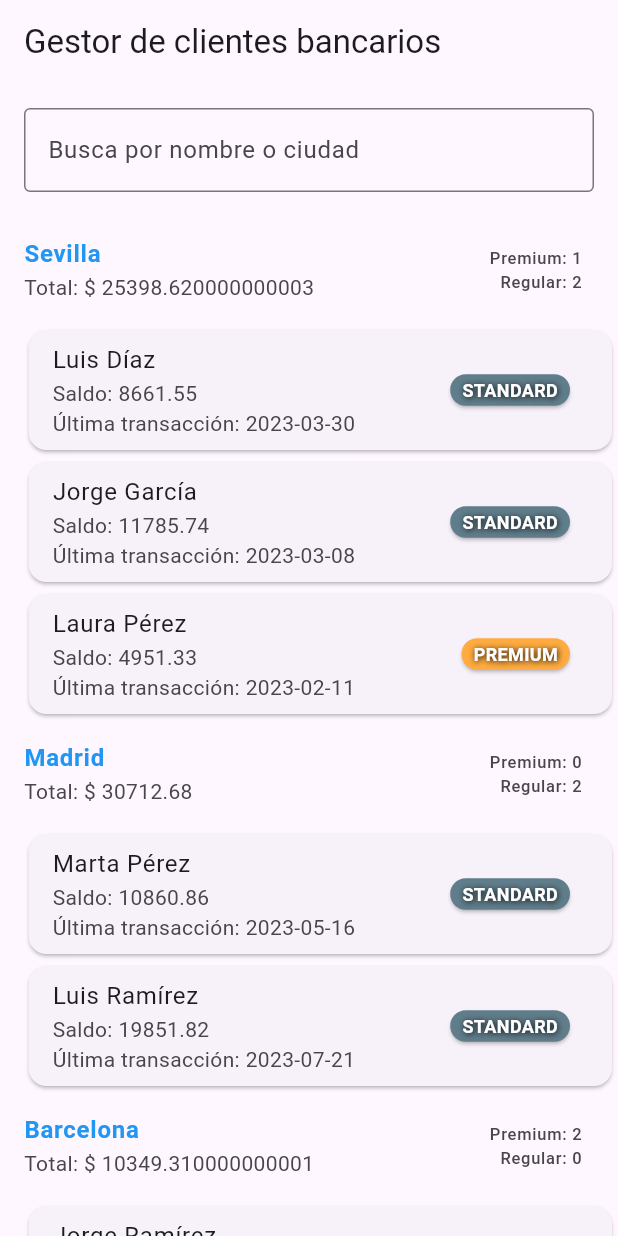
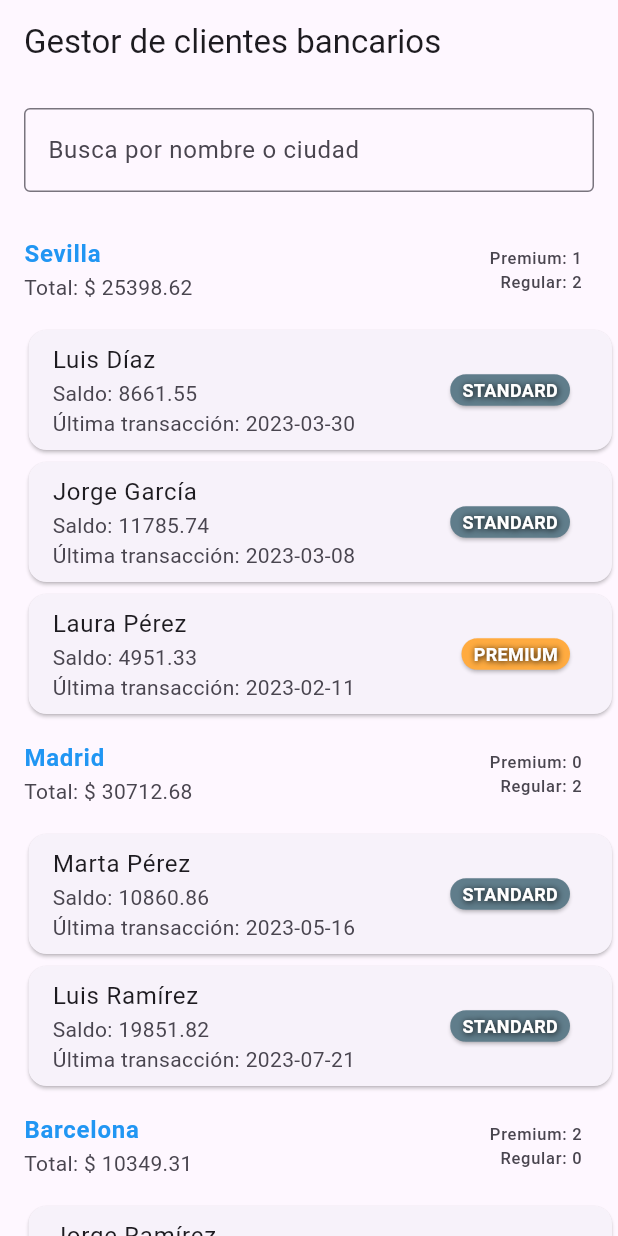
Before and after one commit to AngelFlower/test-interview, a Flutter app: the screen it shows after launch, on a phone screen of 412 x 824 dp. Run offline on Flutter 3.47's test engine with Material 3 defaults, Android fonts, the phone set to English and light mode, and no system bars; our stand-ins replace bloc, flutter_bloc, go_router.

Commit message:
add search

```diff
--- a/lib/features/search/presentation/bloc/search_event.dart
+++ b/lib/features/search/presentation/bloc/search_event.dart
@@ -7,6 +7,8 @@ class SearchEventInitial extends SearchEvent {
   SearchEventInitial();
 }
 
-class SearchPerCity extends SearchEvent {
-  SearchPerCity();
+class SearchEventQuery extends SearchEvent {
+  final String query;
+
+  SearchEventQuery({required this.query});
 }
--- a/lib/features/search/presentation/search_screen.dart
+++ b/lib/features/search/presentation/search_screen.dart
@@ -11,15 +11,28 @@ class SearchScreen extends StatelessWidget {
   Widget build(BuildContext context) {
     return BlocProvider(
       create: (context) => SearchBloc()..add(SearchEventInitial()),
-      child: Scaffold(
+      child: GestureDetector(
+        onTap: () {
+          FocusScope.of(context).unfocus();
+        },
+        child: Scaffold(
           appBar: AppBar(
             title: const Text('Gestor de clientes bancarios'),
           ),
-          body: _body()),
+          body: SearchList(),
+        ),
+      ),
     );
   }
+}
 
-  Column _body() {
+class SearchList extends StatelessWidget {
+  const SearchList({
+    super.key,
+  });
+
+  @override
+  Widget build(BuildContext context) {
     return Column(
       children: [
         Padding(
@@ -30,7 +43,12 @@ class SearchScreen extends StatelessWidget {
               border: OutlineInputBorder(),
             ),
             onChanged: (value) {
-              // Handle search logic here
+              if (value.isNotEmpty) {
+                BlocProvider.of<SearchBloc>(context)
+                    .add(SearchEventQuery(query: value));
+              } else {
+                BlocProvider.of<SearchBloc>(context).add(SearchEventInitial());
+              }
             },
           ),
         ),
@@ -57,7 +75,8 @@ class SearchScreen extends StatelessWidget {
                             style: TextStyle(
                                 color: Colors.blue,
                                 fontWeight: FontWeight.bold)),
-                        subtitle: Text('Total: \$ ${group.totalBalance}'),
+                        subtitle: Text(
+                            'Total: \$ ${group.totalBalance.toStringAsFixed(2)}'),
                         trailing: Column(
                           crossAxisAlignment: CrossAxisAlignment.end,
                           mainAxisAlignment: MainAxisAlignment.center,
--- a/lib/main.dart
+++ b/lib/main.dart
@@ -1,8 +1,8 @@
 import 'package:flutter/material.dart';
-import 'package:flutter_riverpod/flutter_riverpod.dart';
+
 import 'package:interview_bank/core/routing/go_router.dart';
 
-void main() => runApp(ProviderScope(child: const MyApp()));
+void main() => runApp(const MyApp());
 
 class MyApp extends StatelessWidget {
   const MyApp({super.key});
--- a/pubspec.yaml
+++ b/pubspec.yaml
@@ -2,7 +2,7 @@ name: interview_bank
 description: "A new Flutter project."
 # The following line prevents the package from being accidentally published to
 # pub.dev using `flutter pub publish`. This is preferred for private packages.
-publish_to: 'none' # Remove this line if you wish to publish to pub.dev
+publish_to: "none" # Remove this line if you wish to publish to pub.dev
 
 # The following defines the version and build number for your application.
 # A version number is three numbers separated by dots, like 1.2.43
@@ -34,8 +34,6 @@ dependencies:
   # The following adds the Cupertino Icons font to your application.
   # Use with the CupertinoIcons class for iOS style icons.
   cupertino_icons: ^1.0.8
-  flutter_riverpod: ^2.6.1
-  riverpod_annotation: ^2.6.1
   shared_preferences: ^2.5.3
   go_router: ^15.1.1
   intl: ^0.20.2
@@ -63,7 +61,6 @@ dev_dependencies:
 
 # The following section is specific to Flutter packages.
 flutter:
-
   # The following line ensures that the Material Icons font is
   # included with your application, so that you can use the icons in
   # the material Icons class.
```
Also changed, not shown: lib/features/search/presentation/bloc/search_bloc.dart (+19 -2 lines), pubspec.lock, 4 other files.
